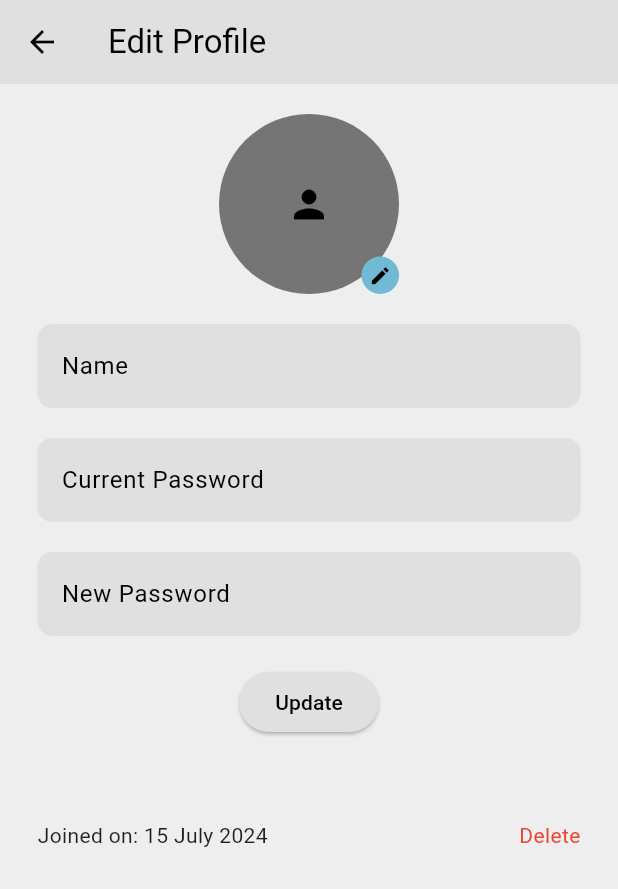
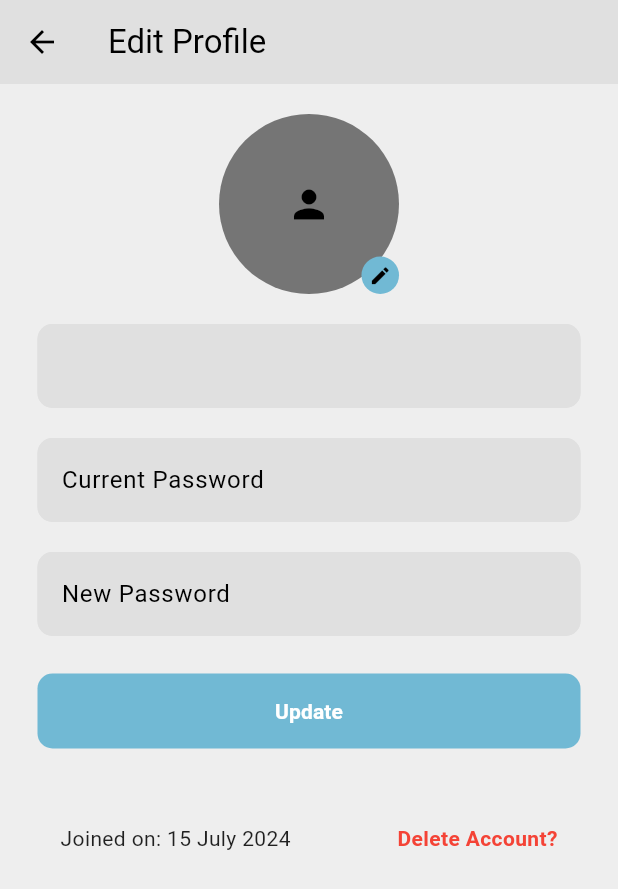
Before and after one commit to mahima-manik/flutter-starter-kit, a Flutter app: the screen it shows once a user with an empty profile is signed in, in the side drawer, after a tap on "Edit Profile", on a phone screen of 412 x 824 dp. Shown: the top 889 px of the screen. Run offline on Flutter 3.47's test engine with Material 3 defaults, Android fonts, the phone set to English and light mode, and no system bars; our stand-ins replace cloud_firestore, firebase_auth, firebase_core, firebase_storage, flutter_dotenv, google_sign_in and 1 more; missing offline and left inert: flutter_stripe; accounts and stored records are empty.

Commit message:
Improve button on profile page

```diff
--- a/lib/src/pages/profile_page.dart
+++ b/lib/src/pages/profile_page.dart
@@ -191,7 +191,6 @@ class _ProfilePageState extends State<ProfilePage> {
             Consumer<UserAuthProvider>(
               builder: (context, value, child) => FormTextField(
                 controller: _displayNameController,
-                label: 'Name',
                 hintText: 'Enter your full name',
                 obscureText: false,
                 keyboardType: TextInputType.name,
@@ -202,7 +201,7 @@ class _ProfilePageState extends State<ProfilePage> {
             FormTextField(
               controller: _currentPasswordController,
               label: 'Current Password',
-              hintText: 'Enter your current password',
+              // hintText: 'Enter your current password',
               obscureText: true,
               keyboardType: TextInputType.text,
             ),
@@ -211,29 +210,50 @@ class _ProfilePageState extends State<ProfilePage> {
             FormTextField(
               controller: _newPasswordController,
               label: 'New Password',
-              hintText: 'Enter your new password',
+              // hintText: 'Enter your new password',
               obscureText: true,
               keyboardType: TextInputType.text,
             ),
-            const SizedBox(height: 20),
-            ElevatedButton(
-              onPressed: updateProfileFields,
-              child: const Text('Update'),
+            Padding(
+              padding: const EdgeInsets.all(25),
+              child: SizedBox(
+                width: double.infinity,
+                child: ElevatedButton(
+                  onPressed: updateProfileFields,
+                  style: ElevatedButton.styleFrom(
+                    shape: RoundedRectangleBorder(
+                      borderRadius: BorderRadius.circular(10),
+                    ),
+                    backgroundColor: Theme.of(context).colorScheme.secondary,
+                    elevation: 0,
+                    padding: const EdgeInsets.symmetric(vertical: 15),
+                  ),
+                  child: Text(
+                    'Update',
+                    style: TextStyle(
+                      fontWeight: FontWeight.bold,
+                      color: Theme.of(context).colorScheme.onPrimary,
+                    ),
+                  ),
+                ),
+              ),
             ),
-            const SizedBox(height: 30),
             Padding(
               padding: const EdgeInsets.all(25.0),
               child: Row(
-                mainAxisAlignment: MainAxisAlignment.spaceBetween,
+                mainAxisAlignment: MainAxisAlignment.spaceAround,
+                crossAxisAlignment: CrossAxisAlignment.center,
                 children: [
-                  Text('Joined on: ${DateFormat('dd MMMM yyyy').format(user?.metadata.creationTime?.toLocal() ?? DateTime.now())}'),
-                  GestureDetector(
-                    onTap: deleteUser,
-                    child: const Text(
-                      'Delete',
-                      style: TextStyle(color: Colors.red),
-                    ),
+                  Text(
+                    'Joined on: ${DateFormat('dd MMMM yyyy').format(user?.metadata.creationTime?.toLocal() ?? DateTime.now())}',
+                    style: Theme.of(context).textTheme.bodyMedium,
                   ),
+                  const SizedBox(width: 10),
+                  const Text(
+                    'Delete Account?',
+                    style: TextStyle(fontWeight: FontWeight.bold, color: Colors.red),
+                  ),
+
                 ],
               ),
             ),
```
